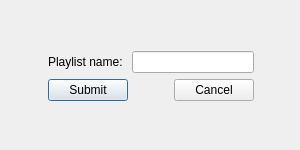
First picture: the form in createplaylistdialog.ui, repository Pottarr/QtGroove, before the edit.
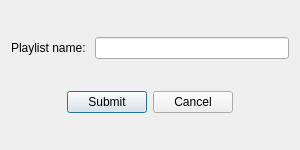
Second picture: the form after the edit.

What changed in the file:
```diff
--- a/createplaylistdialog.ui
+++ b/createplaylistdialog.ui
@@ -13,74 +13,8 @@
   <property name="windowTitle">
    <string>Dialog</string>
   </property>
-  <widget class="QWidget" name="gridLayoutWidget">
-   <property name="geometry">
-    <rect>
-     <x>0</x>
-     <y>0</y>
-     <width>301</width>
-     <height>151</height>
-    </rect>
-   </property>
-   <layout class="QGridLayout" name="gridLayout_2">
-    <item row="6" column="1">
-     <spacer name="verticalSpacer_2">
-      <property name="orientation">
-       <enum>Qt::Orientation::Vertical</enum>
-      </property>
-      <property name="sizeHint" stdset="0">
-       <size>
-        <width>20</width>
-        <height>40</height>
-       </size>
-      </property>
-     </spacer>
-    </item>
-    <item row="2" column="2">
-     <spacer name="horizontalSpacer_2">
-      <property name="orientation">
-       <enum>Qt::Orientation::Horizontal</enum>
-      </property>
-      <property name="sizeHint" stdset="0">
-       <size>
-        <width>40</width>
-        <height>20</height>
-       </size>
-      </property>
-     </spacer>
-    </item>
-    <item row="4" column="1">
-     <layout class="QHBoxLayout" name="horizontalLayout_2">
+  <layout class="QVBoxLayout" name="verticalLayout">
       <item>
-       <widget class="QPushButton" name="submitButton">
-        <property name="text">
-         <string>Submit</string>
-        </property>
-       </widget>
-      </item>
-      <item>
-       <spacer name="horizontalSpacer_3">
-        <property name="orientation">
-         <enum>Qt::Orientation::Horizontal</enum>
-        </property>
-        <property name="sizeHint" stdset="0">
-         <size>
-          <width>40</width>
-          <height>20</height>
-         </size>
-        </property>
-       </spacer>
-      </item>
-      <item>
-       <widget class="QPushButton" name="cancelButton">
-        <property name="text">
-         <string>Cancel</string>
-        </property>
-       </widget>
-      </item>
-     </layout>
-    </item>
-    <item row="2" column="1">
      <layout class="QHBoxLayout" name="horizontalLayout">
       <item>
        <widget class="QLabel" name="label">
@@ -94,40 +28,52 @@
       </item>
      </layout>
     </item>
-    <item row="1" column="1">
-     <spacer name="verticalSpacer">
-      <property name="orientation">
-       <enum>Qt::Orientation::Vertical</enum>
-      </property>
-      <property name="sizeHint" stdset="0">
-       <size>
-        <width>20</width>
-        <height>40</height>
-       </size>
-      </property>
-     </spacer>
-    </item>
-    <item row="2" column="0">
+   <item>
+    <layout class="QHBoxLayout" name="horizontalLayout_2">
+     <item>
      <spacer name="horizontalSpacer">
       <property name="orientation">
        <enum>Qt::Orientation::Horizontal</enum>
       </property>
       <property name="sizeHint" stdset="0">
        <size>
-        <width>40</width>
+         <width>20</width>
         <height>20</height>
        </size>
       </property>
      </spacer>
     </item>
-   </layout>
-  </widget>
- </widget>
- <tabstops>
-  <tabstop>playlistNameInput</tabstop>
-  <tabstop>submitButton</tabstop>
-  <tabstop>cancelButton</tabstop>
- </tabstops>
+     <item>
+      <widget class="QPushButton" name="submitButton">
+       <property name="text">
+        <string>Submit</string>
+       </property>
+      </widget>
+     </item>
+     <item>
+      <widget class="QPushButton" name="cancelButton">
+       <property name="text">
+        <string>Cancel</string>
+       </property>
+      </widget>
+     </item>
+     <item>
+      <spacer name="horizontalSpacer_2">
+       <property name="orientation">
+        <enum>Qt::Orientation::Horizontal</enum>
+       </property>
+       <property name="sizeHint" stdset="0">
+        <size>
+         <width>20</width>
+         <height>20</height>
+        </size>
+       </property>
+      </spacer>
+     </item>
+    </layout>
+   </item>
+  </layout>
+ </widget>
  <resources/>
  <connections/>
 </ui>
```
Lines whose indentation alone changed are shown as unchanged.
